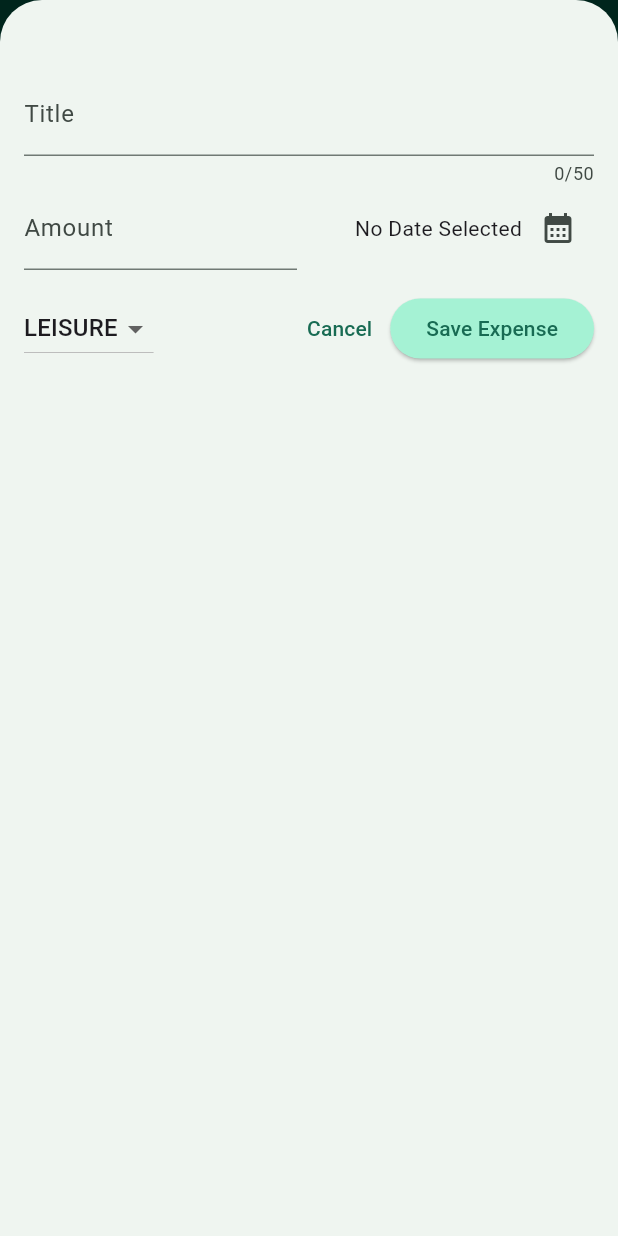
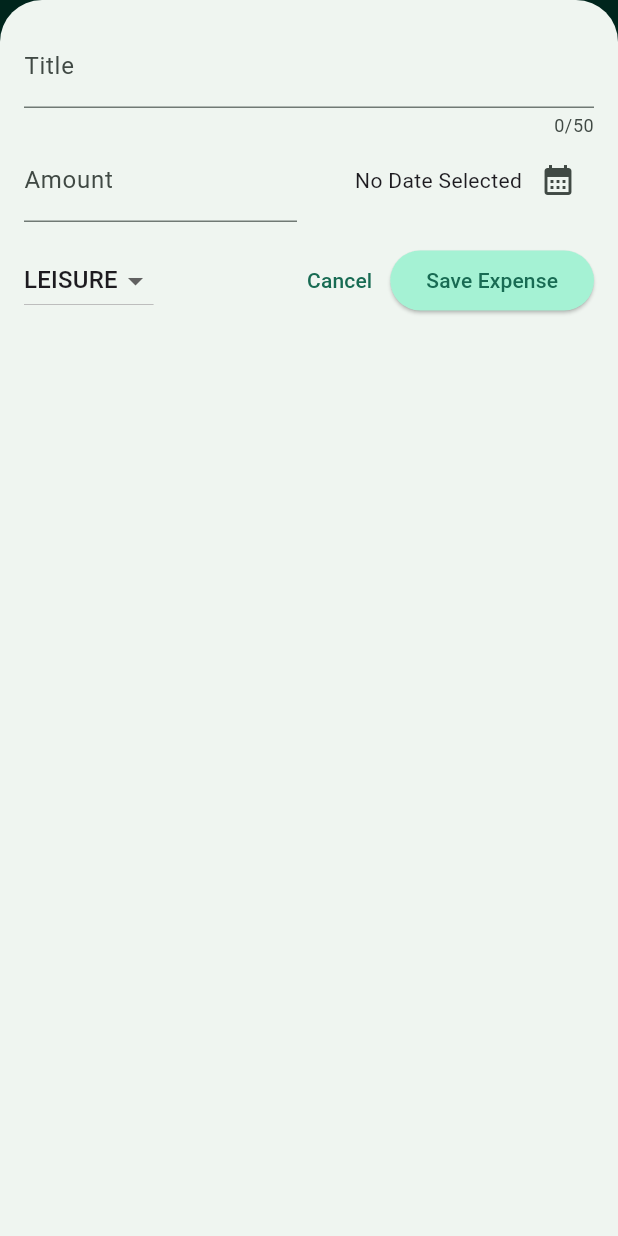
Before and after one commit to Mudasirsaeed032/Expense_Tracker_App, a Flutter app: the screen it shows after launch, after a tap on the "add" icon, on a phone screen of 412 x 824 dp. Run offline on Flutter 3.47's test engine with Material 3 defaults, Android fonts, the phone set to English and light mode, and no system bars.

Commit message:
understanding safe areas and using the LayoutBuilder Widget

```diff
--- a/lib/widgets/expenses.dart
+++ b/lib/widgets/expenses.dart
@@ -31,6 +31,7 @@ class _ExpensesState extends State<Expenses> {
 
   void _openAddExpensesOverlay() {
     showModalBottomSheet(
+      useSafeArea: true,
       isScrollControlled: true,
       context: context,
       builder: (ctx) => NewExpense(onAddExpense: _addExpense),
--- a/lib/widgets/new_expense.dart
+++ b/lib/widgets/new_expense.dart
@@ -19,11 +19,8 @@ class _NewExpenseState extends State<NewExpense> {
   Category _selectedCategory = Category.leisure;
 
   void _submitExpenseData() {
-    final enteredAmount = double.tryParse(
-      _amountController.text,
-    );
-    final amountIsInvalid =
-        enteredAmount == null || enteredAmount <= 0;
+    final enteredAmount = double.tryParse(_amountController.text);
+    final amountIsInvalid = enteredAmount == null || enteredAmount <= 0;
     if (_titleController.text.trim().isEmpty ||
         amountIsInvalid ||
         _selectedDate == null) {
@@ -83,28 +80,96 @@ class _NewExpenseState extends State<NewExpense> {
 
   @override
   Widget build(BuildContext context) {
-    final keyboardSpace =
-        MediaQuery.of(context).viewInsets.bottom;
+    final keyboardSpace = MediaQuery.of(context).viewInsets.bottom;
 
+    return LayoutBuilder(
+      builder: (ctx, constraints) {
+        final width = constraints.maxWidth;
         return SizedBox(
           height: double.infinity,
           child: SingleChildScrollView(
             child: Padding(
-          padding: EdgeInsets.fromLTRB(
-            16,
-            48,
-            16,
-            keyboardSpace + 16,
-          ),
+              padding: EdgeInsets.fromLTRB(16, 16, 16, keyboardSpace + 16),
               child: Column(
                 children: [
-              TextField(
+                  if (width >= 600)
+                    Row(
+                      crossAxisAlignment: CrossAxisAlignment.start,
+                      children: [
+                        Expanded(
+                          child: TextField(
                             controller: _titleController,
                             maxLength: 50,
                             decoration: InputDecoration(
                               label: Text('Title'),
                             ),
                           ),
+                        ),
+                        const SizedBox(width: 24),
+                        Expanded(
+                          child: TextField(
+                            controller: _amountController,
+                            keyboardType: TextInputType.number,
+                            decoration: InputDecoration(
+                              labelText: 'Amount',
+                              prefixText: '\$',
+                            ),
+                          ),
+                        ),
+                      ],
+                    )
+                  else
+                    TextField(
+                      controller: _titleController,
+                      maxLength: 50,
+                      decoration: InputDecoration(label: Text('Title')),
+                    ),
+                  if (width >= 600)
+                    Row(
+                      children: [
+                        DropdownButton(
+                          value: _selectedCategory,
+                          items:
+                              Category.values
+                                  .map(
+                                    (category) => DropdownMenuItem(
+                                      value: category,
+                                      child: Text(
+                                        category.name.toUpperCase(),
+                                      ),
+                                    ),
+                                  )
+                                  .toList(),
+                          onChanged: (value) {
+                            if (value == null) {
+                              return;
+                            }
+                            setState(() {
+                              _selectedCategory = value;
+                            });
+                          },
+                        ),
+                        SizedBox(width: 24),
+                        Expanded(
+                          child: Row(
+                            mainAxisAlignment: MainAxisAlignment.end,
+                            crossAxisAlignment: CrossAxisAlignment.center,
+                            children: [
+                              Text(
+                                _selectedDate == null
+                                    ? 'No Date Selected'
+                                    : formatter.format(_selectedDate!),
+                              ),
+                              IconButton(
+                                onPressed: _presentDatePicker,
+                                icon: const Icon(Icons.calendar_month),
+                              ),
+                            ],
+                          ),
+                        ),
+                      ],
+                    )
+                  else
                     Row(
                       children: [
                         Expanded(
@@ -121,8 +186,7 @@ class _NewExpenseState extends State<NewExpense> {
                         Expanded(
                           child: Row(
                             mainAxisAlignment: MainAxisAlignment.end,
-                      crossAxisAlignment:
-                          CrossAxisAlignment.center,
+                            crossAxisAlignment: CrossAxisAlignment.center,
                             children: [
                               Text(
                                 _selectedDate == null
@@ -139,6 +203,23 @@ class _NewExpenseState extends State<NewExpense> {
                       ],
                     ),
                   const SizedBox(height: 15),
+                  if (width >= 600)
+                    Row(
+                      children: [
+                        const Spacer(),
+                        TextButton(
+                          onPressed: () {
+                            Navigator.pop(context);
+                          },
+                          child: Text('Cancel'),
+                        ),
+                        ElevatedButton(
+                          onPressed: _submitExpenseData,
+                          child: const Text('Save Expense'),
+                        ),
+                      ],
+                    )
+                  else
                     Row(
                       children: [
                         DropdownButton(
@@ -181,5 +262,7 @@ class _NewExpenseState extends State<NewExpense> {
             ),
           ),
         );
+      },
+    );
   }
 }
```
Lines whose indentation alone changed are shown as unchanged.
